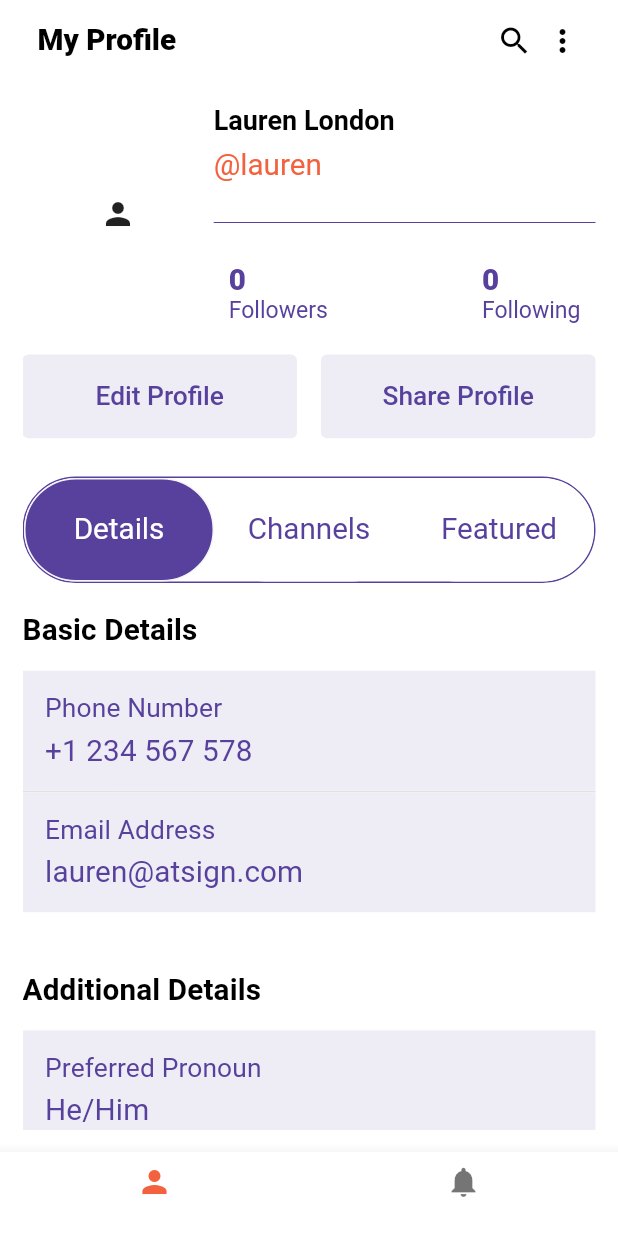
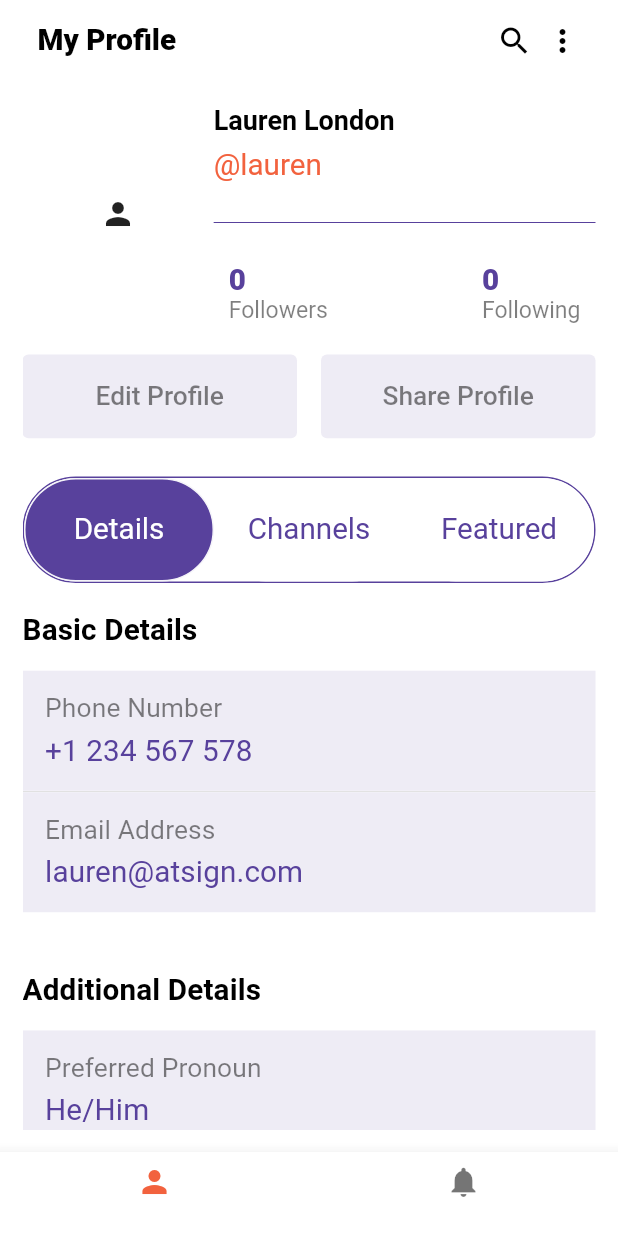
Before and after one commit to atsign-foundation/at_wavi_app, a Flutter app: the HomeScreen screen opened by its route, on a phone screen of 412 x 824 dp. Run offline on Flutter 3.47's test engine with Material 2 defaults, Android fonts, the phone set to English and light mode, and no system bars; our stand-ins replace hive, hive_flutter; accounts and stored records are empty; Roboto replaces fonts that are missing (HelveticaNeu).

Commit message:
text color updated on dark mode

```diff
--- a/lib/common_components/custom_card.dart
+++ b/lib/common_components/custom_card.dart
@@ -28,14 +28,21 @@ class CustomCard extends StatelessWidget {
           children: <Widget>[
             Text(
               title,
-              style: TextStyles.lightText(_themeData.highlightColor, size: 16),
+              style: _isDark
+                  ? TextStyles.lightText(Colors.white.withOpacity(0.5),
+                      size: 16)
+                  : TextStyles.lightText(Colors.black.withOpacity(0.5),
+                      size: 16),
             ),
             SizedBox(height: 6),
             Text(
               subtitle,
               style: isUrl
                   ? TextStyles.lightText(ColorConstants.orange, size: 18)
-                  : TextStyles.lightText(_themeData.highlightColor, size: 18),
+                  : _isDark
+                      ? TextStyles.lightText(Colors.white, size: 18)
+                      : TextStyles.lightText(_themeData.highlightColor,
+                          size: 18),
             ),
           ],
         ),
--- a/lib/screens/home/home.dart
+++ b/lib/screens/home/home.dart
@@ -145,14 +145,18 @@ class _HomeScreenState extends State<HomeScreen> {
                                       '0',
                                       style: TextStyle(
                                           fontSize: 18.toFont,
-                                          color: _themeData.highlightColor,
+                                          color: _isDark
+                                              ? Colors.white
+                                              : _themeData.highlightColor,
                                           fontWeight: FontWeight.w800),
                                     ),
                                     Text(
                                       'Followers',
                                       style: TextStyle(
                                           fontSize: 14.toFont,
-                                          color: _themeData.highlightColor),
+                                          color: _isDark
+                                              ? Colors.white.withOpacity(0.5)
+                                              : Colors.black.withOpacity(0.5)),
                                     ),
                                   ],
                                 ),
@@ -166,14 +170,18 @@ class _HomeScreenState extends State<HomeScreen> {
                                       '0',
                                       style: TextStyle(
                                           fontSize: 18.toFont,
-                                          color: _themeData.highlightColor,
+                                          color: _isDark
+                                              ? Colors.white
+                                              : _themeData.highlightColor,
                                           fontWeight: FontWeight.w800),
                                     ),
                                     Text(
                                       'Following',
                                       style: TextStyle(
                                           fontSize: 14.toFont,
-                                          color: _themeData.highlightColor),
+                                          color: _isDark
+                                              ? Colors.white.withOpacity(0.5)
+                                              : Colors.black.withOpacity(0.5)),
                                     ),
                                   ],
                                 ),
@@ -201,7 +209,9 @@ class _HomeScreenState extends State<HomeScreen> {
                             'Edit Profile',
                             style: TextStyle(
                                 fontSize: 16.toFont,
-                                color: _themeData.highlightColor),
+                                color: _isDark
+                                    ? Colors.white.withOpacity(0.5)
+                                    : Colors.black.withOpacity(0.5)),
                           ),
                         ),
                       ),
@@ -219,7 +229,9 @@ class _HomeScreenState extends State<HomeScreen> {
                           child: Text('Share Profile',
                               style: TextStyle(
                                   fontSize: 16.toFont,
-                                  color: _themeData.highlightColor)),
+                                  color: _isDark
+                                      ? Colors.white.withOpacity(0.5)
+                                      : Colors.black.withOpacity(0.5))),
                         ),
                       ),
                     )
--- a/lib/utils/colors.dart
+++ b/lib/utils/colors.dart
@@ -3,7 +3,7 @@ import 'package:flutter/material.dart';
 class ColorConstants {
   static const Color orange = Color(0xFFF2623E);
   static const Color white = Colors.white;
-  static const Color black = Color(0xFF333333);
+  static const Color black = Color(0xFF121212);
   static const purple = Color(0xFF58419C);
   static const darkBlue = Color(0xFF0D1F44);
 
```
